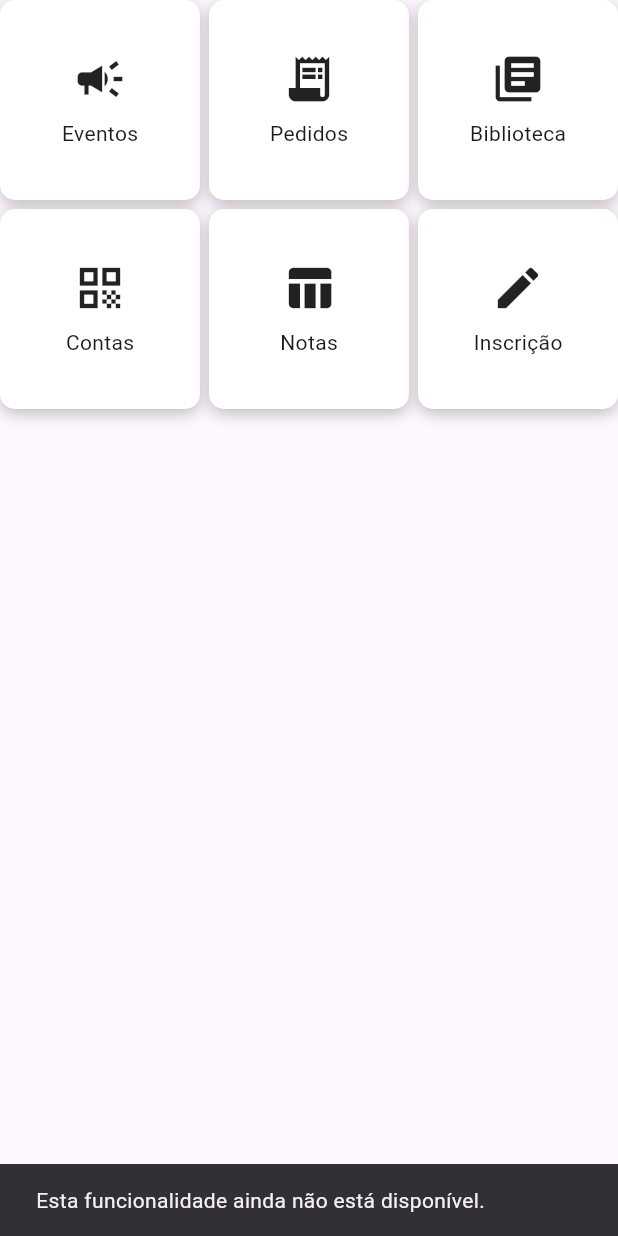
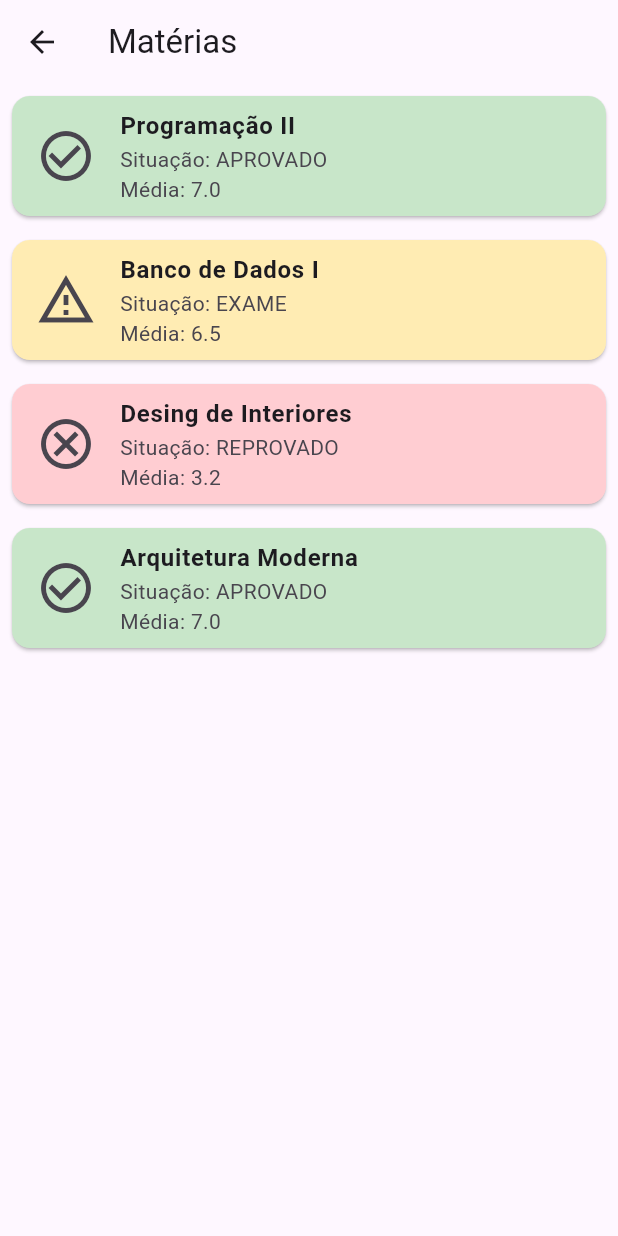
Before and after one commit to BraioFacul/real_connect, a Flutter app: the GridButtons widget shown alone on an empty page, opened directly, after a tap on "Notas", on a phone screen of 412 x 824 dp. Run offline on Flutter 3.47's test engine with Material 3 defaults, Android fonts, the phone set to English and light mode, and no system bars; our stand-ins replace firebase_core, sqflite; accounts and stored records are empty.

Commit message:
feat: inicio tela de materia

```diff
--- a/lib/helpers/sql_helper.dart
+++ b/lib/helpers/sql_helper.dart
@@ -24,7 +24,7 @@ class DatabaseHelper {
       path,
       version: 1,
       onCreate: (Database db, int version) async {
-        // Criar tabela
+        // Criar tabela de usuário
         await db.execute('''
           CREATE TABLE usuario (
             id INTEGER PRIMARY KEY AUTOINCREMENT,
@@ -37,6 +37,16 @@ class DatabaseHelper {
           )
         ''');
 
+        // Criar tabela de matérias
+        await db.execute('''
+          CREATE TABLE materias (
+            id INTEGER PRIMARY KEY AUTOINCREMENT,
+            nome TEXT,
+            situacao TEXT,
+            media REAL
+          )
+        ''');
+
         // Inserir um usuário default
         await db.insert('usuario', {
           'nome': 'Usuário Padrão',
@@ -46,17 +56,38 @@ class DatabaseHelper {
           'contato': '123456789',
           'apelido': 'Padrão'
         });
+
+        // Inserir matérias mockadas
+        await db.insert('materias', {
+          'nome': 'Programação II',
+          'situacao': 'APROVADO',
+          'media': 7.0
+        });
+        await db.insert('materias', {
+          'nome': 'Banco de Dados I',
+          'situacao': 'EXAME',
+          'media': 6.5
+        });
+        await db.insert('materias', {
+          'nome': 'Desing de Interiores',
+          'situacao': 'REPROVADO',
+          'media': 3.2
+        });
+        await db.insert('materias', {
+          'nome': 'Arquitetura Moderna',
+          'situacao': 'APROVADO',
+          'media': 7.0
+        });
       },
     );
   }
 
-  // Inserir um novo aluno no banco de dados
+
   Future<int> inserirUsuario(Map<String, dynamic> aluno) async {
     var dbClient = await db;
     return await dbClient.insert('usuario', aluno);
   }
 
-  // Buscar todos os usuários no banco de dados
   Future<List<Map<String, dynamic>>> getUsuarios() async {
     var dbClient = await db;
     return await dbClient.query('usuario');
@@ -67,4 +98,9 @@ class DatabaseHelper {
     return await dbClient
         .update('usuario', aluno, where: 'id = ?', whereArgs: [id]);
   }
+
+  Future<List<Map<String, dynamic>>> getMaterias() async {
+    var dbClient = await db;
+    return await dbClient.query('materias');
   }
+}
--- a/lib/home.dart
+++ b/lib/home.dart
@@ -2,6 +2,8 @@ import 'package:flutter/material.dart';
 import 'components/app_background.dart';
 import 'package:real_connect/perfil.dart';
 import 'components/custom_app_bar.dart';
+import 'package:real_connect/materia.dart';
+
 
 // variaveis
 var boxShadow = BoxShadow(
@@ -131,7 +133,7 @@ class GridButtons extends StatelessWidget {
         GridButton(
           icon: Icons.table_chart,
           label: "Notas",
-          destination: null, // Ainda não implementado
+          destination: MateriaScreen(), // Ainda não implementado
         ),
         GridButton(
           icon: Icons.edit,
--- /dev/null
+++ b/lib/materia.dart
@@ -0,0 +1,81 @@
+import 'package:flutter/material.dart';
+import 'helpers/sql_helper.dart';
+
+class MateriaScreen extends StatefulWidget {
+  @override
+  _MateriaScreenState createState() => _MateriaScreenState();
+}
+
+class _MateriaScreenState extends State<MateriaScreen> {
+  List<Map<String, dynamic>> materias = [];
+
+  @override
+  void initState() {
+    super.initState();
+    _loadMaterias();
+  }
+
+  Future<void> _loadMaterias() async {
+    try {
+      var data = await DatabaseHelper().getMaterias();
+      setState(() {
+        materias = data;
+      });
+    } catch (e) {
+      print('Erro ao carregar dados do aluno: $e');
+    }
+  }
+
+  @override
+  Widget build(BuildContext context) {
+    return Scaffold(
+      appBar: AppBar(
+        title: Text('Matérias'),
+        leading: IconButton(
+          icon: Icon(Icons.arrow_back),
+          onPressed: () {},
+        ),
+      ),
+      body: materias.isEmpty
+          ? Center(child: CircularProgressIndicator())
+          : ListView.builder(
+              itemCount: materias.length,
+              itemBuilder: (context, index) {
+                final materia = materias[index];
+                Color cardColor;
+                IconData iconData;
+
+                switch (materia['situacao']) {
+                  case 'APROVADO':
+                    cardColor = Colors.green[100]!;
+                    iconData = Icons.check_circle_outline;
+                    break;
+                  case 'EXAME':
+                    cardColor = Colors.amber[100]!;
+                    iconData = Icons.warning_amber_outlined;
+                    break;
+                  case 'REPROVADO':
+                    cardColor = Colors.red[100]!;
+                    iconData = Icons.cancel_outlined;
+                    break;
+                  default:
+                    cardColor = Colors.grey[100]!;
+                    iconData = Icons.help_outline;
+                }
+
+                return Card(
+                  color: cardColor,
+                  margin: EdgeInsets.all(8.0),
+                  child: ListTile(
+                    leading: Icon(iconData, size: 40),
+                    title: Text(materia['nome'],
+                        style: TextStyle(fontWeight: FontWeight.bold)),
+                    subtitle: Text(
+                        'Situação: ${materia['situacao']} \nMédia: ${materia['media'].toString()}'),
+                  ),
+                );
+              },
+            ),
+    );
+  }
+}
```
Also changed, not shown: lib/login.dart (+8 -8 lines), lib/models/materia.dart (added, +40 -0 lines). Lines whose indentation alone changed are shown as unchanged.
